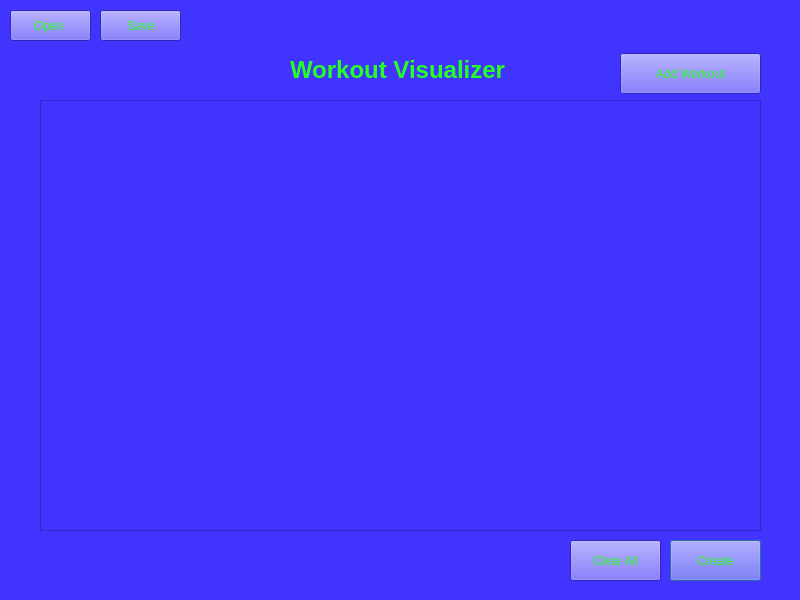
First picture: the form in src/designer_files/home_view - BACKUP.ui, repository Meviii/Workout-Visualizer, before the edit.
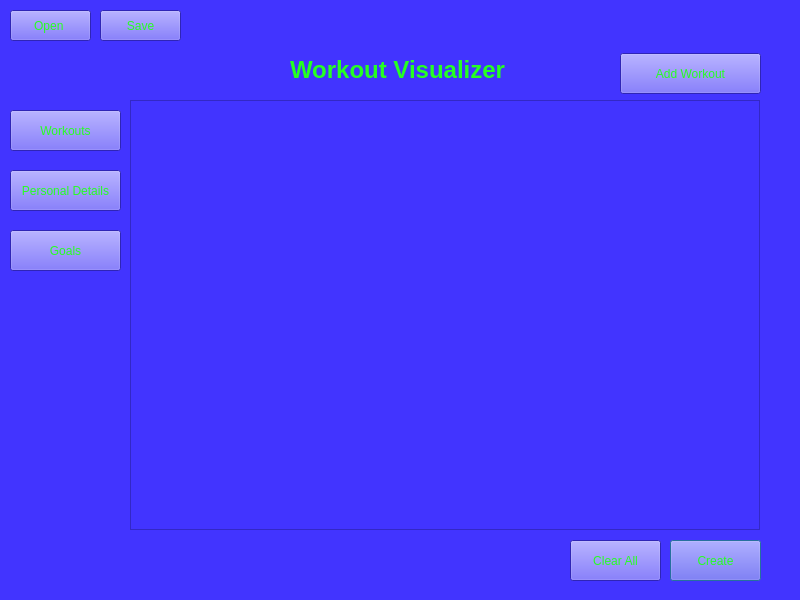
Second picture: the form after the edit.

```diff
--- a/src/designer_files/home_view - BACKUP.ui
+++ b/src/designer_files/home_view - BACKUP.ui
@@ -134,12 +134,42 @@
   <widget class="QScrollArea" name="scrollArea">
    <property name="geometry">
     <rect>
-     <x>40</x>
+     <x>130</x>
      <y>100</y>
-     <width>721</width>
-     <height>431</height>
+     <width>630</width>
+     <height>430</height>
     </rect>
    </property>
+   <property name="sizePolicy">
+    <sizepolicy hsizetype="Expanding" vsizetype="Fixed">
+     <horstretch>0</horstretch>
+     <verstretch>0</verstretch>
+    </sizepolicy>
+   </property>
+   <property name="minimumSize">
+    <size>
+     <width>630</width>
+     <height>430</height>
+    </size>
+   </property>
+   <property name="maximumSize">
+    <size>
+     <width>630</width>
+     <height>430</height>
+    </size>
+   </property>
+   <property name="lineWidth">
+    <number>0</number>
+   </property>
+   <property name="verticalScrollBarPolicy">
+    <enum>Qt::ScrollBarAsNeeded</enum>
+   </property>
+   <property name="horizontalScrollBarPolicy">
+    <enum>Qt::ScrollBarAsNeeded</enum>
+   </property>
+   <property name="sizeAdjustPolicy">
+    <enum>QAbstractScrollArea::AdjustIgnored</enum>
+   </property>
    <property name="widgetResizable">
     <bool>true</bool>
    </property>
@@ -148,13 +178,61 @@
      <rect>
       <x>0</x>
       <y>0</y>
-      <width>719</width>
-      <height>429</height>
+      <width>628</width>
+      <height>428</height>
      </rect>
     </property>
     <layout class="QGridLayout" name="gridLayout"/>
    </widget>
   </widget>
+  <widget class="QPushButton" name="home_add_workout_button_2">
+   <property name="geometry">
+    <rect>
+     <x>10</x>
+     <y>110</y>
+     <width>111</width>
+     <height>41</height>
+    </rect>
+   </property>
+   <property name="styleSheet">
+    <string notr="true">font: 75 8pt &quot;MS Shell Dlg 2&quot;;</string>
+   </property>
+   <property name="text">
+    <string>Workouts</string>
+   </property>
+  </widget>
+  <widget class="QPushButton" name="home_add_workout_button_3">
+   <property name="geometry">
+    <rect>
+     <x>10</x>
+     <y>170</y>
+     <width>111</width>
+     <height>41</height>
+    </rect>
+   </property>
+   <property name="styleSheet">
+    <string notr="true">font: 75 8pt &quot;MS Shell Dlg 2&quot;;</string>
+   </property>
+   <property name="text">
+    <string>Personal Details</string>
+   </property>
+  </widget>
+  <widget class="QPushButton" name="home_add_workout_button_4">
+   <property name="geometry">
+    <rect>
+     <x>10</x>
+     <y>230</y>
+     <width>111</width>
+     <height>41</height>
+    </rect>
+   </property>
+   <property name="styleSheet">
+    <string notr="true">font: 75 8pt &quot;MS Shell Dlg 2&quot;;</string>
+   </property>
+   <property name="text">
+    <string>Goals</string>
+   </property>
+  </widget>
  </widget>
  <tabstops>
   <tabstop>home_add_workout_button</tabstop>
```
